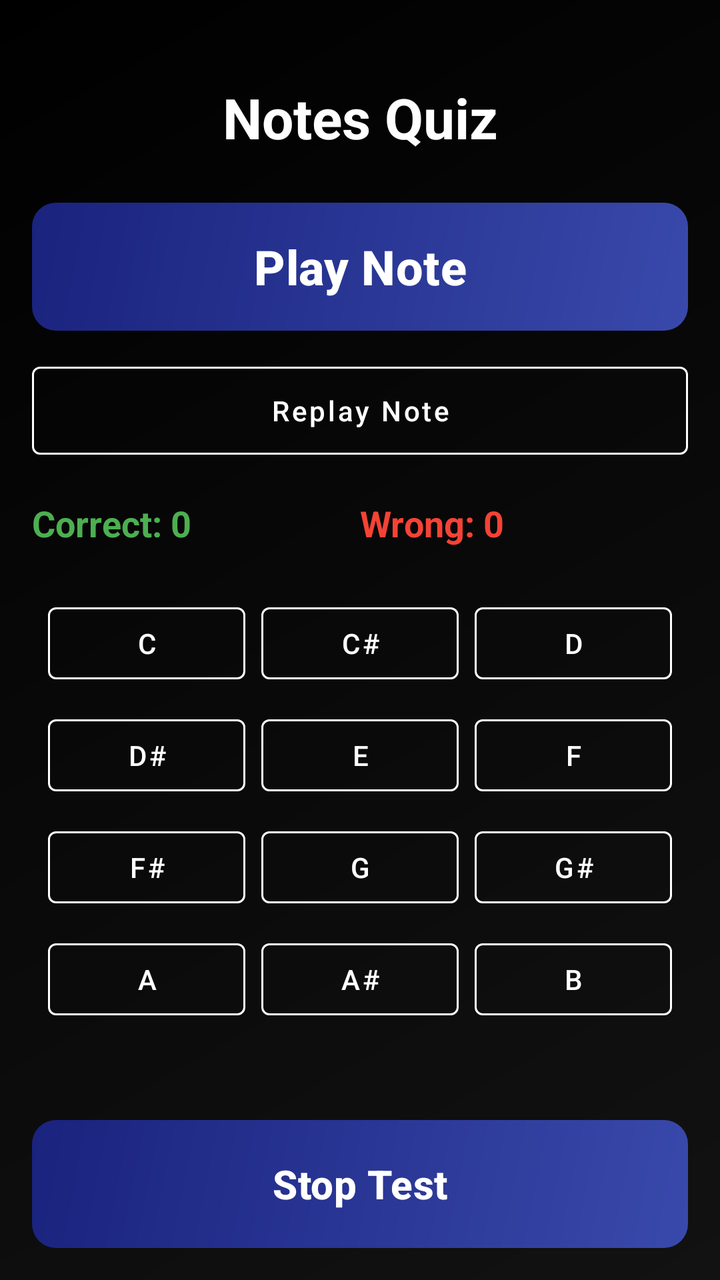
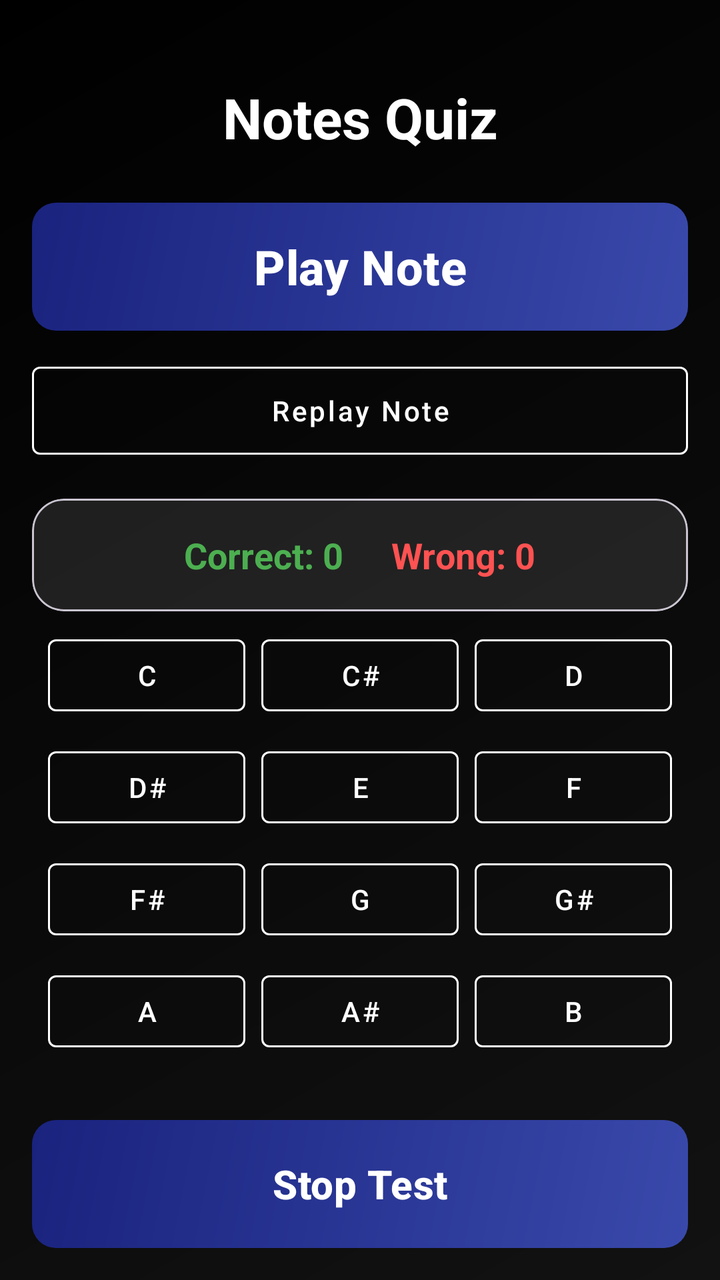

Two renders of the same Android screen: before a commit and after it. Below are the layout's source before the change and the commit's diff.
<!-- AndroidManifest.xml: application theme Theme.GeffenFinalProject -->
<!-- res/layout/activity_user_notes_quiz.xml -->
<?xml version="1.0" encoding="utf-8"?>
<androidx.constraintlayout.widget.ConstraintLayout xmlns:android="http://schemas.android.com/apk/res/android"
    xmlns:app="http://schemas.android.com/apk/res-auto"
    xmlns:tools="http://schemas.android.com/tools"
    android:id="@+id/main"
    android:layout_width="match_parent"
    android:layout_height="match_parent"
    android:background="@drawable/main_gradient"
    tools:context=".user_notes_quiz">

    <LinearLayout
        android:layout_width="match_parent"
        android:layout_height="match_parent"
        android:orientation="vertical"
        android:padding="16dp">

        <TextView
            android:layout_width="match_parent"
            android:layout_height="wrap_content"
            android:layout_marginTop="24dp"
            android:layout_marginBottom="24dp"
            android:textColor="@color/white"
            android:textStyle="bold"
            android:text="Notes Quiz"
            android:gravity="center"
            android:textSize="28sp" />

        <com.google.android.material.button.MaterialButton
            android:id="@+id/btnPlay"
            android:layout_width="match_parent"
            android:layout_height="64dp"
            android:text="Play Note"
            android:textColor="@color/white"
            android:background="@drawable/button_primary"
            app:backgroundTint="@null"
            app:cornerRadius="12dp"
            android:textSize="24sp"
            android:textStyle="bold"
            android:textAllCaps="false"
            android:layout_marginBottom="12dp" />

        <com.google.android.material.button.MaterialButton
            android:id="@+id/replay"
            style="@style/Widget.MaterialComponents.Button.OutlinedButton"
            android:layout_width="match_parent"
            android:layout_height="56dp"
            android:layout_marginBottom="16dp"
            android:text="Replay Note"
            android:textAllCaps="false"
            android:textColor="@color/white"
            app:strokeColor="@color/white" />

        <LinearLayout
            android:layout_width="match_parent"
            android:layout_height="wrap_content"
            android:orientation="horizontal"
            android:gravity="center_vertical"
            android:layout_marginBottom="16dp">

            <TextView
                android:id="@+id/scoreText"
                android:layout_width="0dp"
                android:layout_height="wrap_content"
                android:layout_weight="1"
                android:text="Correct: 0"
                android:textColor="#4CAF50"
                android:textSize="18sp"
                android:textStyle="bold" />

            <TextView
                android:id="@+id/wrongText"
                android:layout_width="0dp"
                android:layout_height="wrap_content"
                android:layout_weight="1"
                android:text="Wrong: 0"
                android:textColor="#F44336"
                android:textSize="18sp"
                android:textStyle="bold" />
        </LinearLayout>

        <GridLayout
            android:layout_width="match_parent"
            android:layout_height="0dp"
            android:layout_weight="1"
            android:columnCount="3"
            android:padding="4dp">

            <com.google.android.material.button.MaterialButton android:id="@+id/btnC" android:layout_width="0dp" android:layout_gravity="fill_horizontal" android:layout_columnWeight="1" android:text="C" style="@style/Widget.MaterialComponents.Button.OutlinedButton" android:textColor="@color/white" app:strokeColor="@color/white" android:layout_margin="4dp"/>
            <com.google.android.material.button.MaterialButton android:id="@+id/btnCSharp" android:layout_width="0dp" android:layout_gravity="fill_horizontal" android:layout_columnWeight="1" android:text="C#" style="@style/Widget.MaterialComponents.Button.OutlinedButton" android:textColor="@color/white" app:strokeColor="@color/white" android:layout_margin="4dp"/>
            <com.google.android.material.button.MaterialButton android:id="@+id/btnD" android:layout_width="0dp" android:layout_gravity="fill_horizontal" android:layout_columnWeight="1" android:text="D" style="@style/Widget.MaterialComponents.Button.OutlinedButton" android:textColor="@color/white" app:strokeColor="@color/white" android:layout_margin="4dp"/>
            <com.google.android.material.button.MaterialButton android:id="@+id/btnDSharp" android:layout_width="0dp" android:layout_gravity="fill_horizontal" android:layout_columnWeight="1" android:text="D#" style="@style/Widget.MaterialComponents.Button.OutlinedButton" android:textColor="@color/white" app:strokeColor="@color/white" android:layout_margin="4dp"/>
            <com.google.android.material.button.MaterialButton android:id="@+id/btnE" android:layout_width="0dp" android:layout_gravity="fill_horizontal" android:layout_columnWeight="1" android:text="E" style="@style/Widget.MaterialComponents.Button.OutlinedButton" android:textColor="@color/white" app:strokeColor="@color/white" android:layout_margin="4dp"/>
            <com.google.android.material.button.MaterialButton android:id="@+id/btnF" android:layout_width="0dp" android:layout_gravity="fill_horizontal" android:layout_columnWeight="1" android:text="F" style="@style/Widget.MaterialComponents.Button.OutlinedButton" android:textColor="@color/white" app:strokeColor="@color/white" android:layout_margin="4dp"/>
            <com.google.android.material.button.MaterialButton android:id="@+id/btnFSharp" android:layout_width="0dp" android:layout_gravity="fill_horizontal" android:layout_columnWeight="1" android:text="F#" style="@style/Widget.MaterialComponents.Button.OutlinedButton" android:textColor="@color/white" app:strokeColor="@color/white" android:layout_margin="4dp"/>
            <com.google.android.material.button.MaterialButton android:id="@+id/btnG" android:layout_width="0dp" android:layout_gravity="fill_horizontal" android:layout_columnWeight="1" android:text="G" style="@style/Widget.MaterialComponents.Button.OutlinedButton" android:textColor="@color/white" app:strokeColor="@color/white" android:layout_margin="4dp"/>
            <com.google.android.material.button.MaterialButton android:id="@+id/btnGSharp" android:layout_width="0dp" android:layout_gravity="fill_horizontal" android:layout_columnWeight="1" android:text="G#" style="@style/Widget.MaterialComponents.Button.OutlinedButton" android:textColor="@color/white" app:strokeColor="@color/white" android:layout_margin="4dp"/>
            <com.google.android.material.button.MaterialButton android:id="@+id/btnA" android:layout_width="0dp" android:layout_gravity="fill_horizontal" android:layout_columnWeight="1" android:text="A" style="@style/Widget.MaterialComponents.Button.OutlinedButton" android:textColor="@color/white" app:strokeColor="@color/white" android:layout_margin="4dp"/>
            <com.google.android.material.button.MaterialButton android:id="@+id/btnASharp" android:layout_width="0dp" android:layout_gravity="fill_horizontal" android:layout_columnWeight="1" android:text="A#" style="@style/Widget.MaterialComponents.Button.OutlinedButton" android:textColor="@color/white" app:strokeColor="@color/white" android:layout_margin="4dp"/>
            <com.google.android.material.button.MaterialButton android:id="@+id/btnB" android:layout_width="0dp" android:layout_gravity="fill_horizontal" android:layout_columnWeight="1" android:text="B" style="@style/Widget.MaterialComponents.Button.OutlinedButton" android:textColor="@color/white" app:strokeColor="@color/white" android:layout_margin="4dp"/>

        </GridLayout>

        <com.google.android.material.button.MaterialButton
            android:id="@+id/btnStop"
            android:layout_width="match_parent"
            android:layout_height="64dp"
            android:text="Stop Test"
            android:textColor="@color/white"
            android:background="@drawable/button_primary"
            app:backgroundTint="@null"
            app:cornerRadius="12dp"
            android:textSize="20sp"
            android:textStyle="bold"
            android:textAllCaps="false"
            android:layout_marginTop="16dp" />

    </LinearLayout>

</androidx.constraintlayout.widget.ConstraintLayout>
<!-- resources referenced by this layout -->
<resources>
  <color name="white">#FFFFFFFF</color>
  <!-- drawable button_primary (drawable) -->
  <?xml version="1.0" encoding="utf-8"?>
  <ripple xmlns:android="http://schemas.android.com/apk/res/android"
      android:color="#40FFFFFF">
      <item android:drawable="@drawable/button_gradient" />
  </ripple>
  <!-- drawable main_gradient (drawable) -->
  <?xml version="1.0" encoding="utf-8"?>
  <shape xmlns:android="http://schemas.android.com/apk/res/android"
      android:shape="rectangle">
      <gradient
          android:angle="135"
          android:endColor="@color/bg_end"
          android:startColor="@color/bg_start"
          android:type="linear" />
  </shape>
  <style name="Theme.GeffenFinalProject" parent="Base.Theme.GeffenFinalProject" />
  <!-- drawable button_gradient (drawable) -->
  <?xml version="1.0" encoding="utf-8"?>
  <shape xmlns:android="http://schemas.android.com/apk/res/android"
      android:shape="rectangle">
      <gradient
          android:angle="135"
          android:endColor="@color/button_bg_end"
          android:startColor="@color/button_bg_start"
          android:type="linear" />
      <corners android:radius="12dp" />
  </shape>
  <color name="bg_end">#000000</color>
  <color name="bg_start">#121212</color>
  <style name="Base.Theme.GeffenFinalProject" parent="Theme.Material3.DayNight.NoActionBar">
          
          
      </style>
  <color name="button_bg_end">#1A237E</color>
  <color name="button_bg_start">#3949AB</color>
</resources>

<!-- the commit's change to res/layout/activity_user_notes_quiz.xml (unified diff, before → after) -->
@@ -50,33 +50,40 @@
             android:textColor="@color/white"
             app:strokeColor="@color/white" />
 
-        <LinearLayout
+        <com.google.android.material.card.MaterialCardView
             android:layout_width="match_parent"
             android:layout_height="wrap_content"
-            android:orientation="horizontal"
-            android:gravity="center_vertical"
-            android:layout_marginBottom="16dp">
+            app:cardBackgroundColor="#1AFFFFFF"
+            app:cardCornerRadius="16dp"
+            app:cardElevation="0dp">
 
-            <TextView
-                android:id="@+id/scoreText"
-                android:layout_width="0dp"
+            <LinearLayout
+                android:layout_width="match_parent"
                 android:layout_height="wrap_content"
-                android:layout_weight="1"
-                android:text="Correct: 0"
-                android:textColor="#4CAF50"
-                android:textSize="18sp"
-                android:textStyle="bold" />
+                android:gravity="center"
+                android:orientation="horizontal"
+                android:padding="16dp">
 
-            <TextView
-                android:id="@+id/wrongText"
-                android:layout_width="0dp"
-                android:layout_height="wrap_content"
-                android:layout_weight="1"
-                android:text="Wrong: 0"
-                android:textColor="#F44336"
-                android:textSize="18sp"
-                android:textStyle="bold" />
-        </LinearLayout>
+                <TextView
+                    android:id="@+id/scoreText"
+                    android:layout_width="wrap_content"
+                    android:layout_height="wrap_content"
+                    android:layout_marginEnd="24dp"
+                    android:text="Correct: 0"
+                    android:textColor="#4CAF50"
+                    android:textSize="18sp"
+                    android:textStyle="bold" />
+
+                <TextView
+                    android:id="@+id/wrongText"
+                    android:layout_width="wrap_content"
+                    android:layout_height="wrap_content"
+                    android:text="Wrong: 0"
+                    android:textColor="#FF5252"
+                    android:textSize="18sp"
+                    android:textStyle="bold" />
+            </LinearLayout>
+        </com.google.android.material.card.MaterialCardView>
 
         <GridLayout
             android:layout_width="match_parent"
